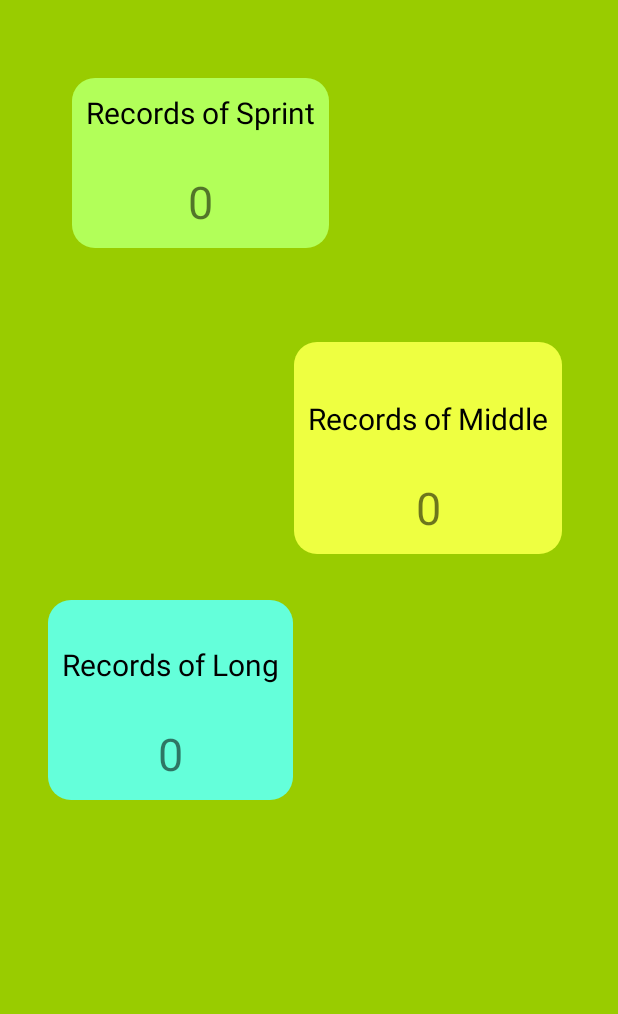
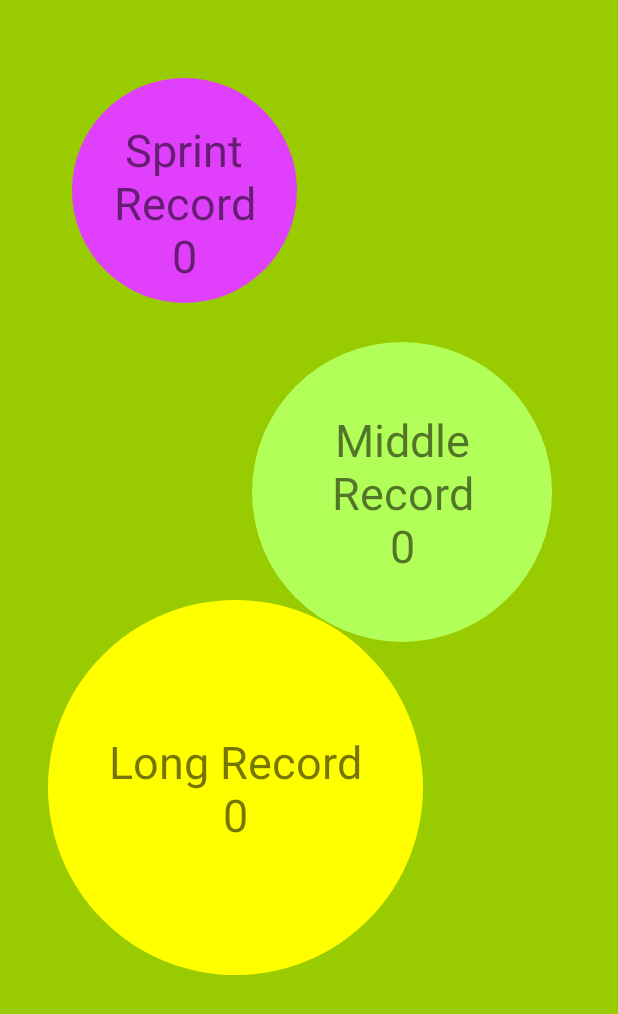
Before and after one commit to Serg8787/ClickerRxJava, an Android app: the HallOfFameFragment screen opened through its navigation route, on a phone screen of 412 x 824 dp. Shown: the top 1014 px of the screen. Run offline under Robolectric (Android 15) with nearby library versions, the phone set to English and light mode, and no system bars; 3 statements that could not run were skipped.

Commit message:
add records

```diff
--- a/app/src/main/java/com/example/clicker/MainFragment.kt
+++ b/app/src/main/java/com/example/clicker/MainFragment.kt
@@ -15,13 +15,9 @@ import kotlinx.android.synthetic.main.fragment_main.*
  * create an instance of this fragment.
  */
 class MainFragment : Fragment() {
-
-
     override fun onCreate(savedInstanceState: Bundle?) {
         super.onCreate(savedInstanceState)
-
     }
-
     override fun onCreateView(
         inflater: LayoutInflater, container: ViewGroup?,
         savedInstanceState: Bundle?
--- a/app/src/main/res/layout/fragment_hall_of_fame.xml
+++ b/app/src/main/res/layout/fragment_hall_of_fame.xml
@@ -10,28 +10,14 @@
 
     <androidx.constraintlayout.widget.ConstraintLayout
         android:id="@+id/clSprinRecord"
-        android:layout_width="0dp"
-        android:layout_height="wrap_content"
+        android:layout_width="150dp"
+        android:layout_height="150dp"
         android:layout_marginStart="48dp"
         android:layout_marginTop="52dp"
-        android:background="@drawable/back_record_sprint"
+        android:background="@drawable/back_fiolet"
         android:padding="5dp"
         app:layout_constraintStart_toStartOf="parent"
         app:layout_constraintTop_toTopOf="parent">
-
-        <TextView
-            android:id="@+id/tvRecordAllSpint"
-            android:layout_width="wrap_content"
-            android:layout_height="wrap_content"
-            android:padding="4dp"
-            android:text="Records of Sprint"
-            android:textColor="@color/black"
-            android:textSize="20sp"
-            app:layout_constraintEnd_toEndOf="parent"
-            app:layout_constraintStart_toStartOf="parent"
-            app:layout_constraintTop_toTopOf="parent" />
-
-
         <TextView
             android:id="@+id/tvRecordSprint1"
             android:layout_width="0dp"
@@ -39,97 +25,67 @@
             android:layout_marginTop="16dp"
             android:gravity="center"
             android:padding="5dp"
-            android:text="0"
+            android:text="Sprint Record\n0"
             android:textSize="30sp"
-            app:layout_constraintEnd_toEndOf="@id/tvRecordAllSpint"
-            app:layout_constraintHorizontal_bias="1.0"
-            app:layout_constraintStart_toStartOf="@id/tvRecordAllSpint"
-            app:layout_constraintTop_toBottomOf="@+id/tvRecordAllSpint" />
+            app:layout_constraintTop_toTopOf="parent"
+            app:layout_constraintBottom_toBottomOf="parent"
+            app:layout_constraintStart_toStartOf="parent"
+            app:layout_constraintEnd_toEndOf="parent"
+            />
     </androidx.constraintlayout.widget.ConstraintLayout>
 
     <androidx.constraintlayout.widget.ConstraintLayout
         android:id="@+id/clMiddleRecord"
-        android:layout_width="0dp"
-        android:layout_height="wrap_content"
-        android:layout_marginStart="148dp"
-
+        android:layout_width="200dp"
+        android:layout_height="200dp"
+        android:layout_marginStart="120dp"
         android:layout_marginTop="176dp"
-        android:background="@drawable/back_record_middle"
+        android:background="@drawable/back_green"
         android:padding="5dp"
         app:layout_constraintStart_toStartOf="@+id/clSprinRecord"
         app:layout_constraintTop_toTopOf="@+id/clSprinRecord">
-
-
-        <TextView
-            android:id="@+id/tvRecordAllMiddle"
-            android:layout_width="wrap_content"
-            android:layout_height="wrap_content"
-            android:layout_marginTop="28dp"
-            android:padding="4dp"
-            android:text="Records of Middle"
-            android:textColor="@color/black"
-            android:textSize="20sp"
-            app:layout_constraintEnd_toEndOf="parent"
-            app:layout_constraintHorizontal_bias="0.0"
-            app:layout_constraintStart_toStartOf="parent"
-            app:layout_constraintTop_toTopOf="parent" />
 
         <TextView
             android:id="@+id/tvRecordMiddle1"
             android:layout_width="0dp"
             android:layout_height="wrap_content"
-            android:layout_marginTop="16dp"
             android:gravity="center"
             android:padding="5dp"
-            android:text="0"
+            android:text="Middle Record\n0"
             android:textSize="30sp"
+            app:layout_constraintBottom_toBottomOf="parent"
             app:layout_constraintEnd_toEndOf="parent"
             app:layout_constraintStart_toStartOf="parent"
-            app:layout_constraintTop_toBottomOf="@+id/tvRecordAllMiddle" />
+            app:layout_constraintTop_toBottomOf="parent"
+            app:layout_constraintTop_toTopOf="parent" />
 
 
     </androidx.constraintlayout.widget.ConstraintLayout>
 
     <androidx.constraintlayout.widget.ConstraintLayout
         android:id="@+id/clLongRecord"
-        android:layout_width="0dp"
-        android:layout_height="wrap_content"
+        android:layout_width="250dp"
+        android:layout_height="250dp"
         android:layout_marginStart="32dp"
         android:layout_marginTop="172dp"
-        android:background="@drawable/back_record_long"
-
+        android:background="@drawable/back_yellow"
         android:padding="5dp"
         app:layout_constraintStart_toStartOf="parent"
         app:layout_constraintTop_toTopOf="@+id/clMiddleRecord">
-
-
-        <TextView
-            android:id="@+id/tvRecordAllLong"
-            android:layout_width="wrap_content"
-            android:layout_height="wrap_content"
-            android:layout_marginTop="20dp"
-            android:padding="4dp"
-            android:text="Records of Long"
-            android:textColor="@color/black"
-            android:textSize="20sp"
-            app:layout_constraintEnd_toEndOf="parent"
-            app:layout_constraintHorizontal_bias="0.0"
-            app:layout_constraintStart_toStartOf="parent"
-            app:layout_constraintTop_toTopOf="parent" />
 
         <TextView
             android:id="@+id/tvRecordLong1"
             android:layout_width="0dp"
             android:layout_height="wrap_content"
-            android:layout_marginTop="16dp"
             android:gravity="center"
             android:padding="5dp"
-            android:text="0"
+            android:text="Long Record\n0"
             android:textSize="30sp"
+            app:layout_constraintBottom_toBottomOf="parent"
             app:layout_constraintEnd_toEndOf="parent"
             app:layout_constraintHorizontal_bias="1.0"
             app:layout_constraintStart_toStartOf="parent"
-            app:layout_constraintTop_toBottomOf="@id/tvRecordAllLong" />
+            app:layout_constraintTop_toTopOf="parent" />
 
     </androidx.constraintlayout.widget.ConstraintLayout>
 </androidx.constraintlayout.widget.ConstraintLayout>
```
